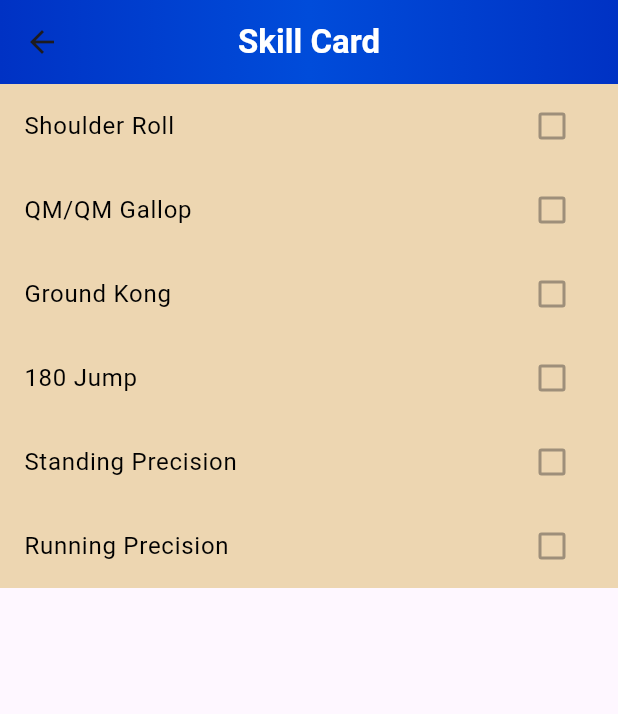
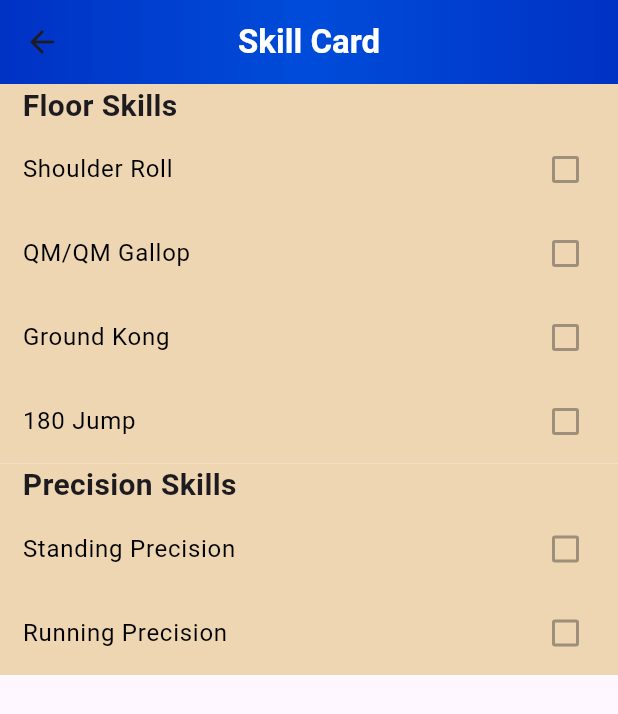
Before and after one commit to Legendaryswordsman2/Rogue-Journeys, a Flutter app: the SkillCardPage screen opened directly, on a phone screen of 412 x 824 dp. Shown: the top 714 px of the screen. Run offline on Flutter 3.47's test engine with Material 3 defaults, Android fonts, the phone set to English and light mode, and no system bars; our stand-ins replace auto_size_text.

Commit message:
Added sample list to Skill Card page

```diff
--- a/lib/pages/skill_card_page.dart
+++ b/lib/pages/skill_card_page.dart
@@ -57,9 +57,22 @@
     return Container(
       color: Color(0xFFEDD6B1),
       child: Column(
-        children: skillCategoryDefinition.skills
-            .map((skill) => SkillEntry(skillDefinition: skill))
-            .toList(),
+        crossAxisAlignment: CrossAxisAlignment.start,
+        children: [
+          Padding(
+            padding: const EdgeInsets.symmetric(horizontal: 15),
+            child: Text(
+              skillCategoryDefinition.displayName,
+              style: TextStyle(
+                fontSize: 20,
+                fontWeight: FontWeight.bold,
+              ),
+            ),
+          ),
+          ...skillCategoryDefinition.skills.map(
+            (skill) => SkillEntry(skillDefinition: skill),
+          ),
+        ],
       ),
     );
   }
@@ -79,6 +92,7 @@
         skillDefinition.displayName,
         style: TextStyle(color: Colors.black),
       ),
+      contentPadding: EdgeInsetsGeometry.symmetric(horizontal: 15),
       value: false,
       onChanged: null,
     );
```
